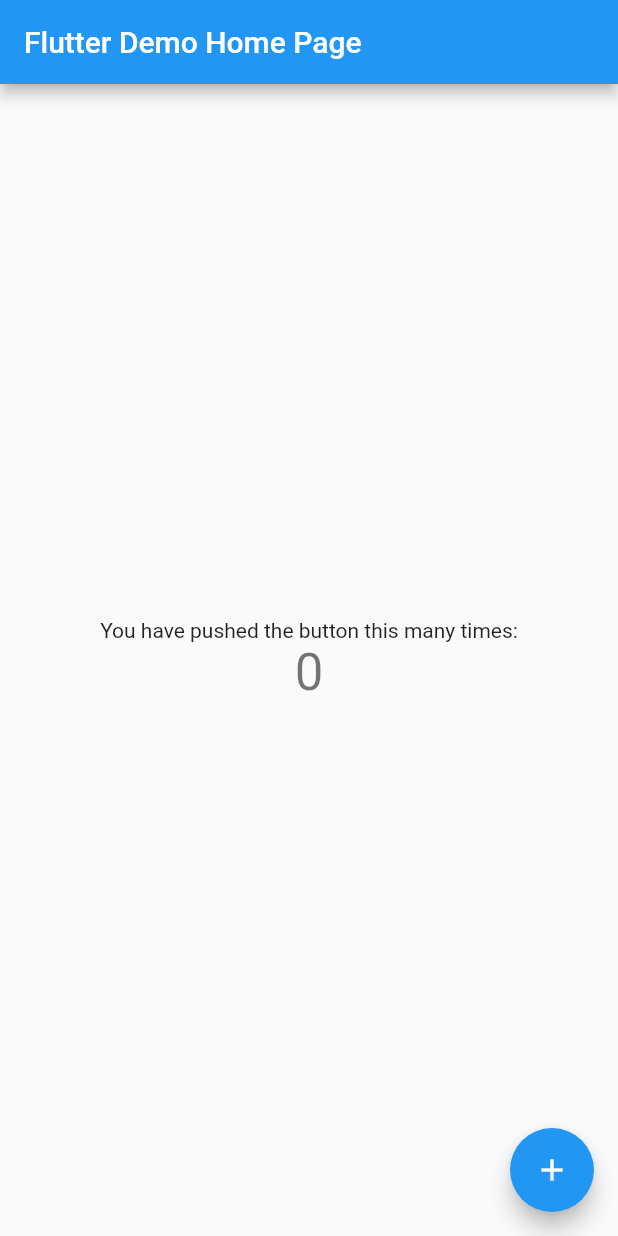
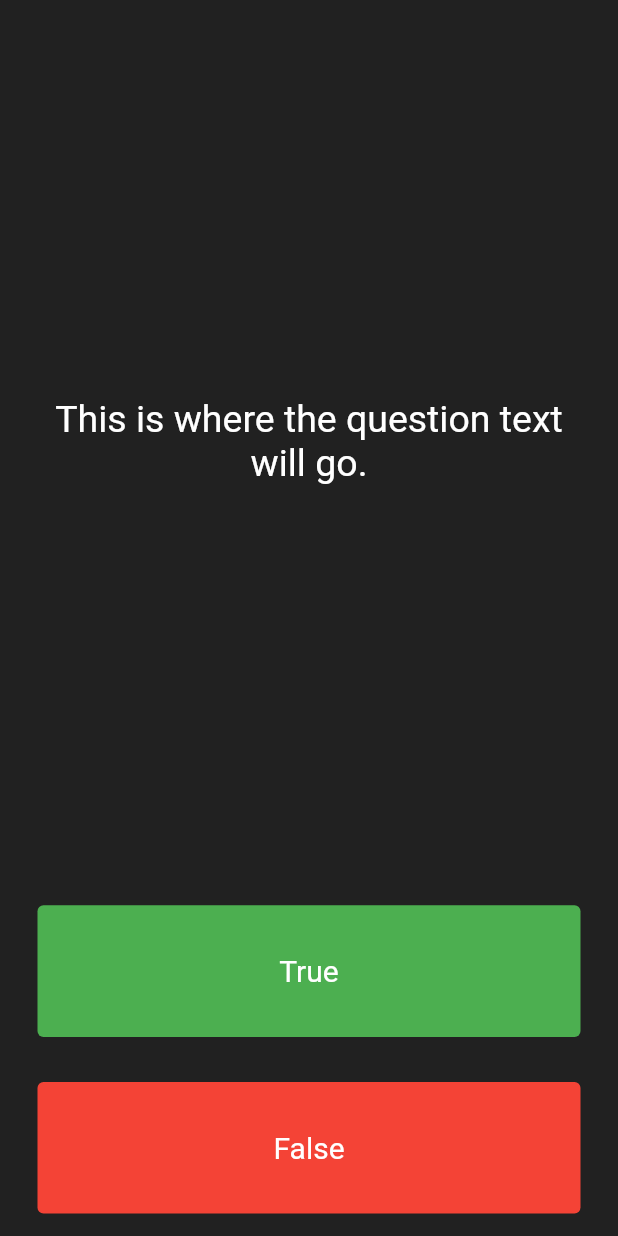
Before and after one commit to sunny-aguilar/flutter-quiz-app, a Flutter app: the screen it shows after launch, on a phone screen of 412 x 824 dp. Run offline on Flutter 3.47's test engine with Material 2 defaults, Android fonts, the phone set to English and light mode, and no system bars.

```diff
--- a/lib/main.dart
+++ b/lib/main.dart
@@ -1,67 +1,102 @@
 import 'package:flutter/material.dart';
 
-void main() {
-  runApp(const MyApp());
-}
+void main() => runApp(const App());
 
-class MyApp extends StatelessWidget {
-  const MyApp({Key? key}) : super(key: key);
+class App extends StatelessWidget {
+  const App({Key? key}) : super(key: key);
 
   // This widget is the root of your application.
   @override
   Widget build(BuildContext context) {
     return MaterialApp(
-      title: 'Flutter Demo',
+      debugShowCheckedModeBanner: false,
+      title: 'Quizzler',
       theme: ThemeData(
-        primarySwatch: Colors.blue,
+        primarySwatch: Colors.red,
       ),
-      home: const MyHomePage(title: 'Flutter Demo Home Page'),
+      home: Scaffold(
+        backgroundColor: Colors.grey.shade900,
+        body: const SafeArea(
+          child: Padding(
+            padding: EdgeInsets.symmetric(horizontal: 10.0),
+            child: QuizPage(),
+          ),
+        ),
+      ),
     );
   }
 }
 
-class MyHomePage extends StatefulWidget {
-  const MyHomePage({Key? key, required this.title}) : super(key: key);
-  final String title;
-
+class QuizPage extends StatefulWidget {
+  const QuizPage({Key? key}) : super(key: key);
   @override
-  State<MyHomePage> createState() => _MyHomePageState();
+  _QuizPageState createState() => _QuizPageState();
 }
 
-class _MyHomePageState extends State<MyHomePage> {
-  int _counter = 0;
-
+class _QuizPageState extends State<QuizPage> {
   void _incrementCounter() {
     setState(() {
-      _counter++;
+      // some code here
     });
   }
 
   @override
   Widget build(BuildContext context) {
-    return Scaffold(
-      appBar: AppBar(
-        title: Text(widget.title),
-      ),
-      body: Center(
-        child: Column(
-          mainAxisAlignment: MainAxisAlignment.center,
-          children: <Widget>[
-            const Text(
-              'You have pushed the button this many times:',
+    return Column(
+      mainAxisAlignment: MainAxisAlignment.spaceBetween,
+      crossAxisAlignment: CrossAxisAlignment.stretch,
+      children: <Widget>[
+        const Expanded(
+          flex: 5,
+          child: Padding(
+            padding: EdgeInsets.all(10.0),
+            child: Center(
+              child: Text(
+                'This is where the question text will go.',
+                textAlign: TextAlign.center,
+                style: TextStyle(
+                  fontSize: 25.0,
+                  color: Colors.white,
+                ),
+              ),
             ),
-            Text(
-              '$_counter',
-              style: Theme.of(context).textTheme.headline4,
+          ),
+        ),
+        Expanded(
+          child: Padding(
+            padding: const EdgeInsets.all(15.0),
+            child: TextButton(
+              style: TextButton.styleFrom(
+                padding: const EdgeInsets.all(16.0),
+                primary: Colors.white,
+                backgroundColor: Colors.green,
+                textStyle: const TextStyle(fontSize: 20.0),
+              ),
+              onPressed: () {},
+              child: const Text(
+                'True',
+              ),
             ),
-          ],
+          ),
         ),
-      ),
-      floatingActionButton: FloatingActionButton(
-        onPressed: _incrementCounter,
-        tooltip: 'Increment',
-        child: const Icon(Icons.add),
-      ), // This trailing comma makes auto-formatting nicer for build methods.
+        Expanded(
+          child: Padding(
+            padding: const EdgeInsets.all(15.0),
+            child: TextButton(
+              style: TextButton.styleFrom(
+                padding: const EdgeInsets.all(16.0),
+                primary: Colors.white,
+                backgroundColor: Colors.red,
+                textStyle: const TextStyle(fontSize: 20.0),
+              ),
+              onPressed: () {},
+              child: const Text(
+                'False',
+              ),
+            ),
+          ),
+        ),
+      ],
     );
   }
 }
```
